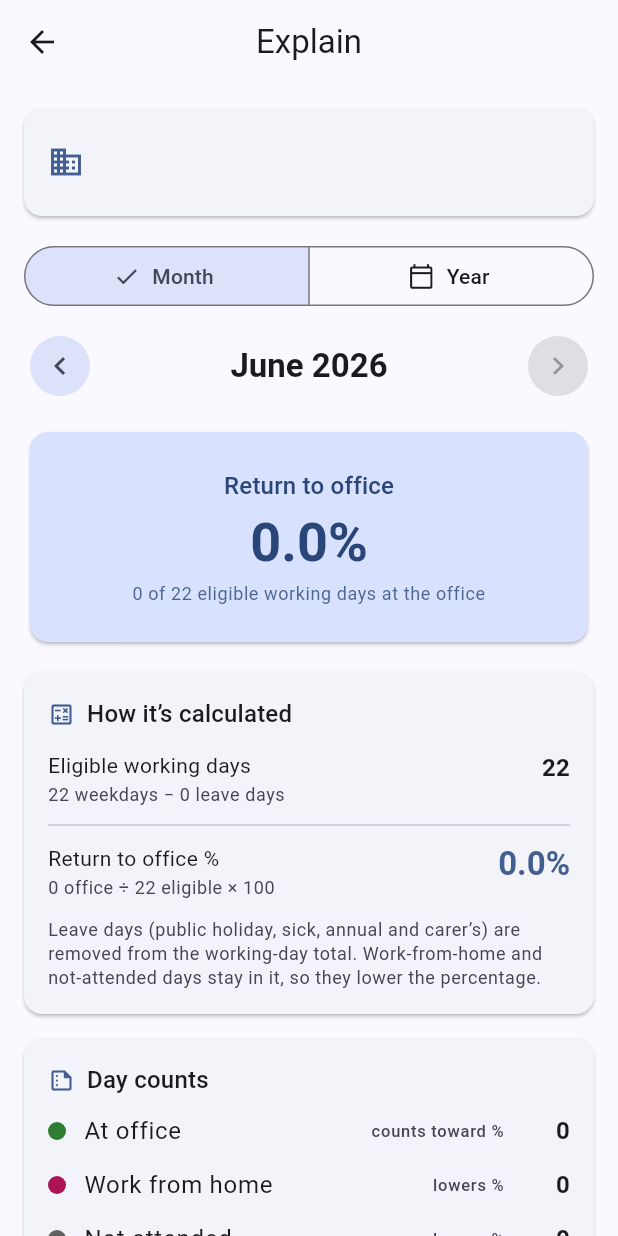
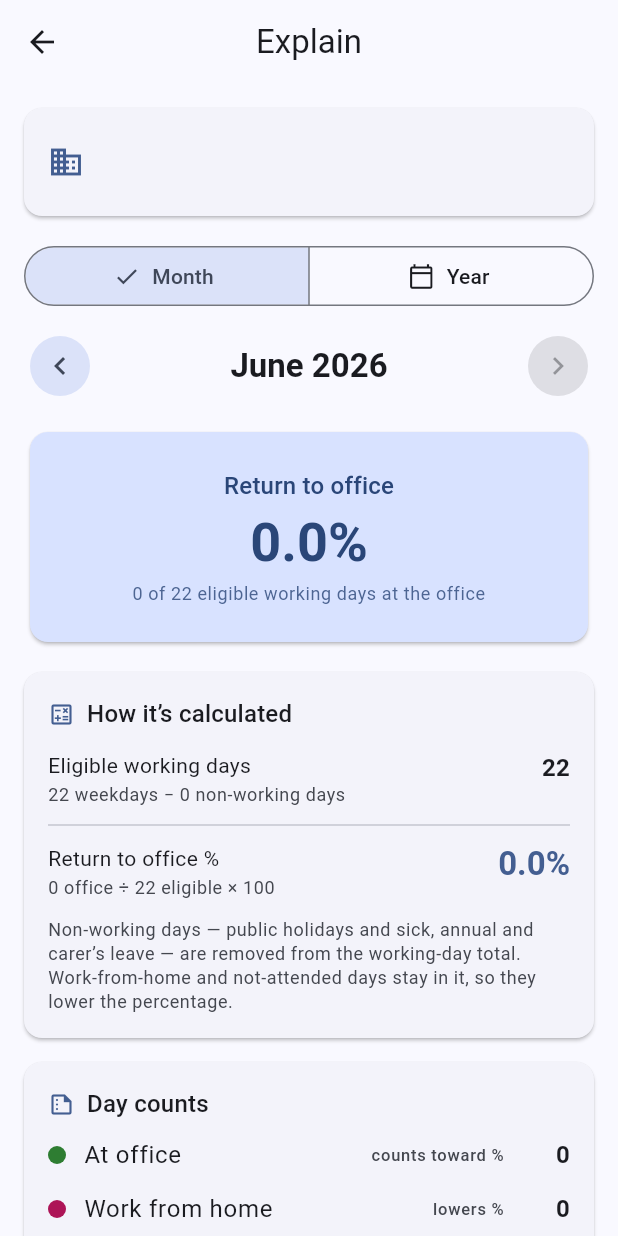
Before and after one commit to ryandam9/attendance-register, a Flutter app: the ExplainScreen screen opened directly with empty values, on a phone screen of 412 x 824 dp. Run offline on Flutter 3.47's test engine with Material 3 defaults, Android fonts, the phone set to English and light mode, and no system bars; our stand-ins replace flutter_local_notifications, flutter_riverpod, geocoding, geolocator, permission_handler, sqflite and 1 more; missing offline and left inert: workmanager; accounts and stored records are empty; statements that could not run were skipped.

Commit message:
Explain: call excluded days 'non-working days', not 'leave days'
The eligible-working-days formula subtracted '<n> leave days', but that
bucket also includes public holidays, which aren't leave — confusing when
the only excluded day is, say, a public holiday. Relabel it as
'non-working days' (which honestly covers public holidays plus sick,
annual and carer's leave) and reword the explanation to list public
holidays separately from leave. Also pluralise the count so it reads
'1 non-working day' rather than '1 non-working days'.

```diff
--- a/lib/screens/explain_screen.dart
+++ b/lib/screens/explain_screen.dart
@@ -280,7 +280,7 @@ class _CalculationCard extends StatelessWidget {
             _CalcLine(
               label: 'Eligible working days',
               expression:
-                  '${b.weekdays} weekdays − ${b.excludedDays} leave days',
+                  '${b.weekdays} weekdays − ${_dayCount(b.excludedDays, 'non-working day')}',
               result: '${b.eligibleWorkingDays}',
             ),
             const Divider(height: 24),
@@ -294,9 +294,9 @@ class _CalculationCard extends StatelessWidget {
             ),
             const SizedBox(height: 12),
             Text(
-              'Leave days (public holiday, sick, annual and carer’s) are removed '
-              'from the working-day total. Work-from-home and not-attended days '
-              'stay in it, so they lower the percentage.',
+              'Non-working days — public holidays and sick, annual and carer’s '
+              'leave — are removed from the working-day total. Work-from-home '
+              'and not-attended days stay in it, so they lower the percentage.',
               style: Theme.of(context).textTheme.bodySmall?.copyWith(
                     color: Theme.of(context).colorScheme.onSurfaceVariant,
                   ),
@@ -468,6 +468,9 @@ class _CountRow extends StatelessWidget {
   }
 }
 
+/// "1 non-working day" / "3 non-working days" — pluralises [unit] by [n].
+String _dayCount(int n, String unit) => '$n $unit${n == 1 ? '' : 's'}';
+
 Widget _sectionTitle(BuildContext context, IconData icon, String text) {
   final cs = Theme.of(context).colorScheme;
   return Row(
```
